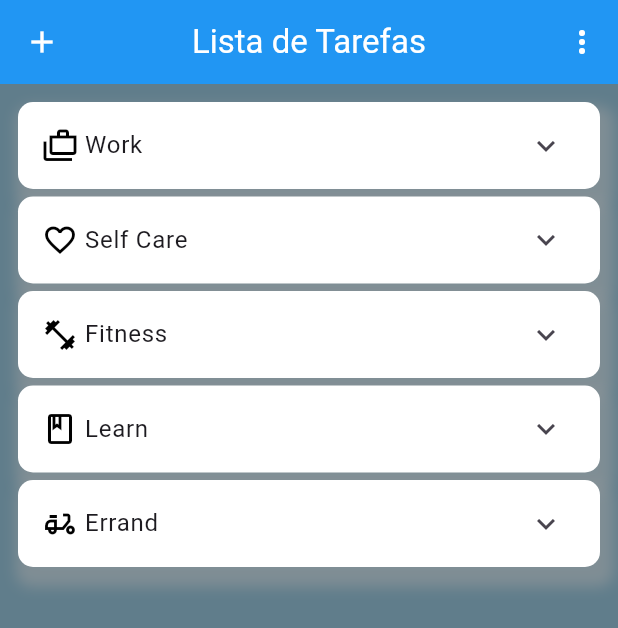
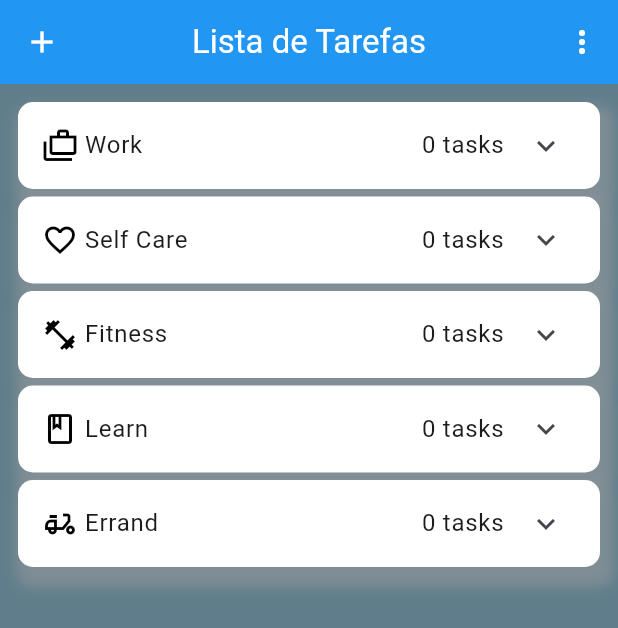
Before and after one commit to MarcosCompUff/task-list, a Flutter app: the DashboardPage screen opened directly with empty values, on a phone screen of 412 x 824 dp. Shown: the top 628 px of the screen. Run offline on Flutter 3.47's test engine with Material 3 defaults, Android fonts, the phone set to English and light mode, and no system bars; our stand-ins replace shared_preferences, sqflite; accounts and stored records are empty.

Commit message:
mostrando numero de tarefas de cada tipo

```diff
--- a/lib/pages/dashboard_page.dart
+++ b/lib/pages/dashboard_page.dart
@@ -470,10 +470,16 @@ class _DashboardPageState extends State<DashboardPage> {
                         offset: const Offset(4, 8))
                   ]),
               child: ExpansionTile(
-                  title: const Row(
+                  title: Row(
+                    mainAxisAlignment: MainAxisAlignment.spaceBetween,
                     children: [
-                      Icon(Icons.cases_outlined, color: Colors.black),
+                      Row(
+                        children: [
+                          const Icon(Icons.cases_outlined, color: Colors.black),
                           Text(" Work"),
+                        ],
+                      ),
+                      Text("${workTaskList.length} tasks"),
                     ],
                   ),
                   children: workTaskList.map((task) {
@@ -509,10 +515,16 @@ class _DashboardPageState extends State<DashboardPage> {
                         offset: const Offset(4, 8))
                   ]),
               child: ExpansionTile(
-                  title: const Row(
+                  title: Row(
+                    mainAxisAlignment: MainAxisAlignment.spaceBetween,
+                    children: [
+                      const Row(
                         children: [
                           Icon(Icons.favorite_border, color: Colors.black),
                           Text(" Self Care"),
+                        ],
+                      ),
+                      Text("${selfCareTaskList.length} tasks"),
                     ],
                   ),
                   children: selfCareTaskList.map((task) {
@@ -548,10 +560,16 @@ class _DashboardPageState extends State<DashboardPage> {
                         offset: const Offset(4, 8))
                   ]),
               child: ExpansionTile(
-                  title: const Row(
+                  title: Row(
+                    mainAxisAlignment: MainAxisAlignment.spaceBetween,
+                    children: [
+                      const Row(
                         children: [
                           Icon(Icons.fitness_center_outlined, color: Colors.black),
                           Text(" Fitness"),
+                        ],
+                      ),
+                      Text("${fitnessTaskList.length} tasks"),
                     ],
                   ),
                   children: fitnessTaskList.map((task) {
@@ -587,10 +605,16 @@ class _DashboardPageState extends State<DashboardPage> {
                         offset: const Offset(4, 8))
                   ]),
               child: ExpansionTile(
-                  title: const Row(
+                  title: Row(
+                    mainAxisAlignment: MainAxisAlignment.spaceBetween,
+                    children: [
+                      const Row(
                         children: [
                           Icon(Icons.book_outlined, color: Colors.black),
                           Text(" Learn"),
+                        ],
+                      ),
+                      Text("${learnTaskList.length} tasks"),
                     ],
                   ),
                   children: learnTaskList.map((task) {
@@ -626,10 +650,16 @@ class _DashboardPageState extends State<DashboardPage> {
                         offset: const Offset(4, 8))
                   ]),
               child: ExpansionTile(
-                  title: const Row(
+                  title: Row(
+                    mainAxisAlignment: MainAxisAlignment.spaceBetween,
+                    children: [
+                      const Row(
                         children: [
                           Icon(Icons.delivery_dining_outlined, color: Colors.black),
                           Text(" Errand"),
+                        ],
+                      ),
+                      Text("${errandTaskList.length} tasks"),
                     ],
                   ),
                   children: errandTaskList.map((task) {
```
Lines whose indentation alone changed are shown as unchanged.
